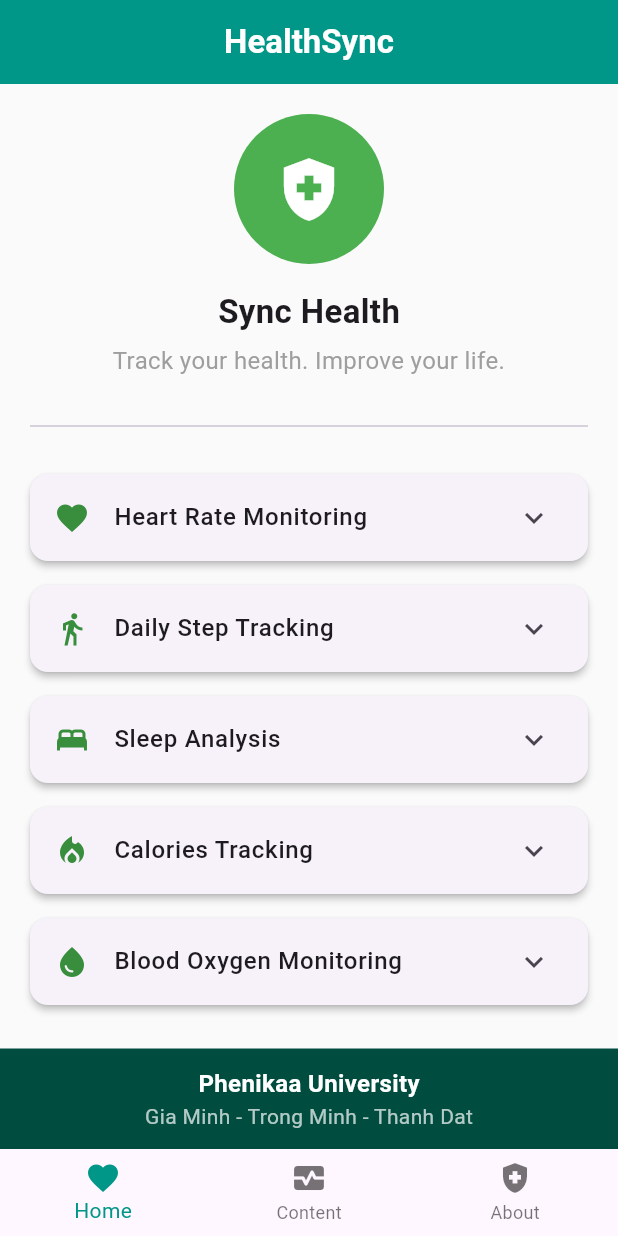
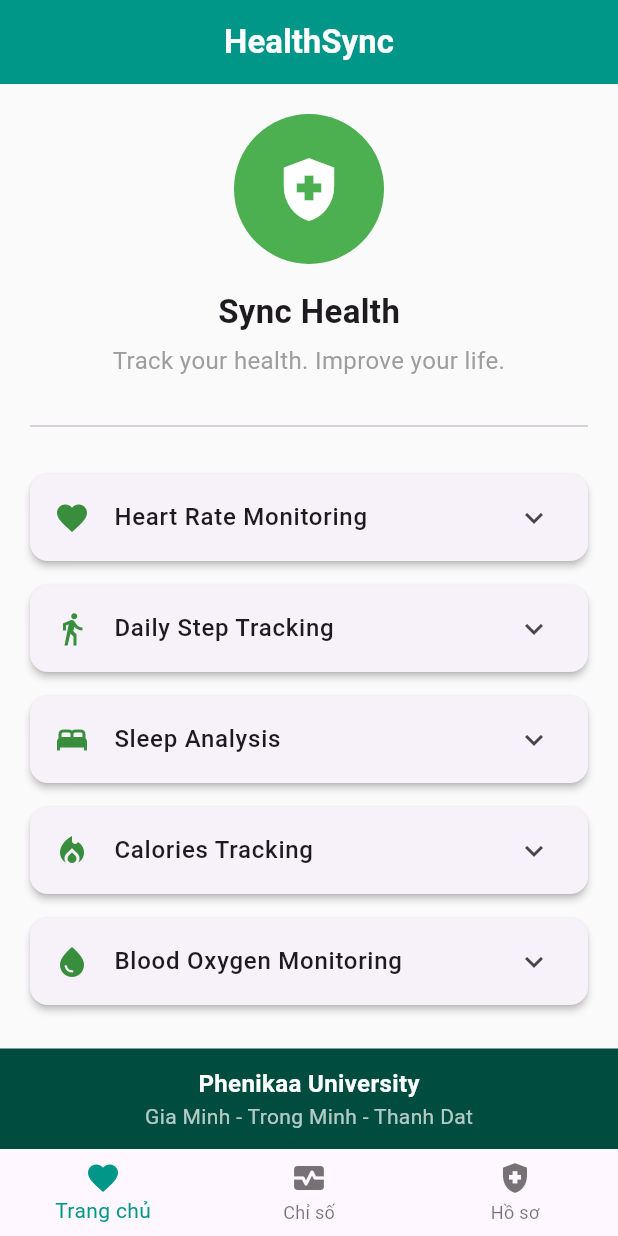
Before and after one commit to GMinh1/HealthSync_GiaMinh_TrongMinh_ThanhDat_1_2026, a Flutter app: the screen it shows after launch, on a phone screen of 412 x 824 dp. Run offline on Flutter 3.47's test engine with Material 3 defaults, Android fonts, the phone set to English and light mode, and no system bars.

Commit message:
Update Home Screen

```diff
--- a/lib/main.dart
+++ b/lib/main.dart
@@ -63,15 +63,15 @@ class _MainScreenState extends State<MainScreen> {
         items: const [
           BottomNavigationBarItem(
             icon: Icon(Icons.favorite), // Icon trái tim
-            label: 'Home',
+            label: 'Trang chủ',
           ),
           BottomNavigationBarItem(
             icon: Icon(Icons.monitor_heart), // Icon nhịp tim
-            label: 'Content',
+            label: 'Chỉ số',
           ),
           BottomNavigationBarItem(
             icon: Icon(Icons.health_and_safety), // Icon hồ sơ y tế
-            label: 'About',
+            label: 'Hồ sơ',
           ),
         ],
       ),
```
